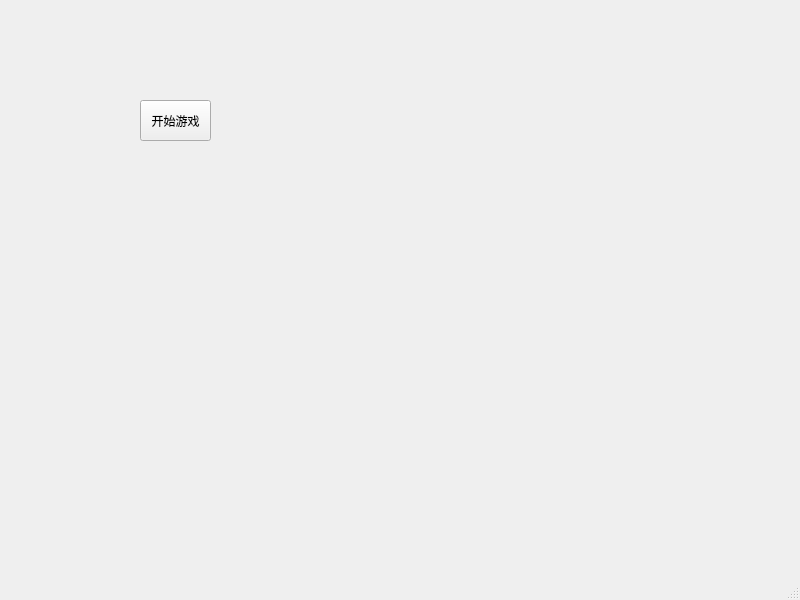
Before: the Qt Designer form Tank_War_0/mainwindow.ui in iStardust/Tank_War, drawn with Qt 5.
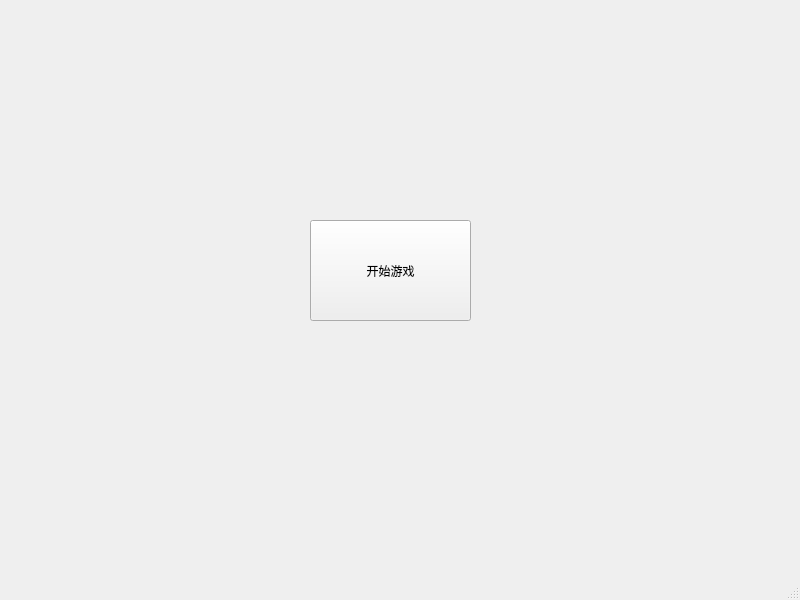
After: the same form once the commit is applied.

The edit to the form file:
```diff
--- a/Tank_War_0/mainwindow.ui
+++ b/Tank_War_0/mainwindow.ui
@@ -17,10 +17,10 @@
    <widget class="QPushButton" name="startButton">
     <property name="geometry">
      <rect>
-      <x>140</x>
-      <y>100</y>
-      <width>71</width>
-      <height>41</height>
+      <x>310</x>
+      <y>220</y>
+      <width>161</width>
+      <height>101</height>
      </rect>
     </property>
     <property name="text">
```
Left out of the diff: 2 changed lines with no effect on the pictures.
